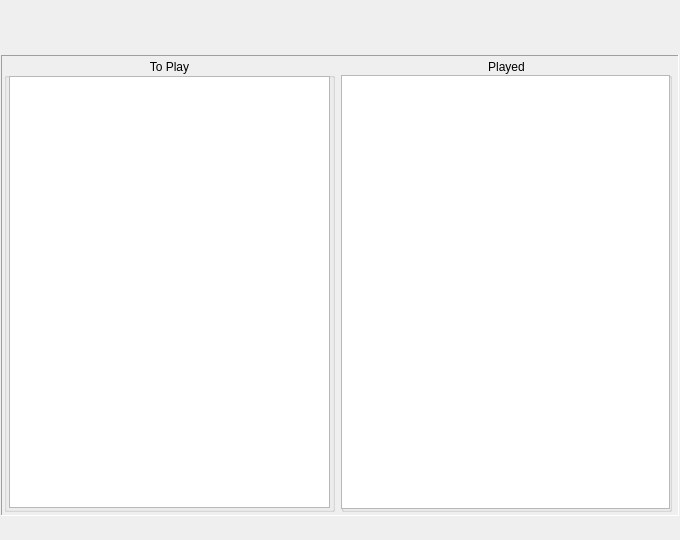
Above: src/forms/mainwindow.ui from Spidersbox/RandomPlayer before the change. Below: the same form after it.
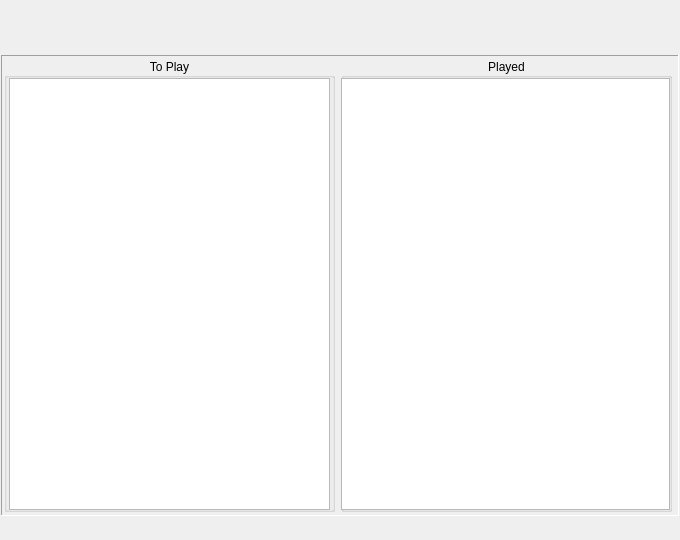
That is the form after the change. Icons and pictures are not drawn.

Commit message: text placement adjustments

What changed in the file:
```diff
--- a/src/forms/mainwindow.ui
+++ b/src/forms/mainwindow.ui
@@ -82,7 +82,7 @@
       <property name="geometry">
        <rect>
         <x>5</x>
-        <y>18</y>
+        <y>20</y>
         <width>321</width>
         <height>432</height>
        </rect>
@@ -108,9 +108,9 @@
       <property name="geometry">
        <rect>
         <x>0</x>
-        <y>17</y>
+        <y>20</y>
         <width>329</width>
-        <height>434</height>
+        <height>432</height>
        </rect>
       </property>
       <property name="sizePolicy">
```
The commit also changes 1 other file.
